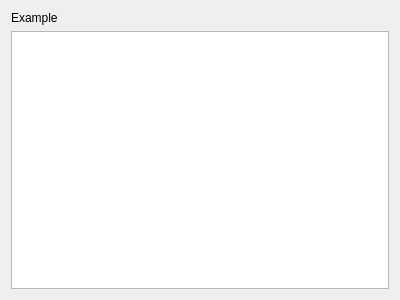
The window that Widgets/FunctionListEditor.ui (CCSEPBVR/CS-IS-PBVR) describes before a commit, drawn with Qt 5.
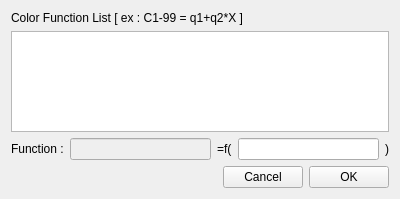
The same window after the commit.

Commit message: FunctionListEditorクラスを整備

Patch:
```diff
--- a/Widgets/FunctionListEditor.ui
+++ b/Widgets/FunctionListEditor.ui
@@ -7,22 +7,94 @@
     <x>0</x>
     <y>0</y>
     <width>400</width>
-    <height>300</height>
+    <height>199</height>
    </rect>
   </property>
   <property name="windowTitle">
    <string>Dialog</string>
   </property>
   <layout class="QGridLayout" name="gridLayout">
+   <item row="3" column="0" colspan="5">
+    <layout class="QHBoxLayout" name="horizontalLayout">
+     <item>
+      <widget class="QLabel" name="label">
+       <property name="text">
+        <string>Function :</string>
+       </property>
+      </widget>
+     </item>
+     <item>
+      <widget class="QLineEdit" name="selectedName">
+       <property name="enabled">
+        <bool>false</bool>
+       </property>
+      </widget>
+     </item>
+     <item>
+      <widget class="QLabel" name="label_2">
+       <property name="text">
+        <string>=f(</string>
+       </property>
+      </widget>
+     </item>
+     <item>
+      <widget class="QLineEdit" name="selectedFunction"/>
+     </item>
+     <item>
+      <widget class="QLabel" name="label_3">
+       <property name="text">
+        <string>)</string>
+       </property>
+      </widget>
+     </item>
+    </layout>
+   </item>
+   <item row="1" column="0" colspan="5">
+    <widget class="QListWidget" name="functionLWidget"/>
+   </item>
    <item row="0" column="0">
     <widget class="QLabel" name="exampleLbl">
      <property name="text">
-      <string>Example</string>
+      <string>Color Function List [ ex : C1-99 = q1+q2*X ]</string>
      </property>
     </widget>
    </item>
-   <item row="1" column="0">
-    <widget class="QListWidget" name="functionLWidget"/>
+   <item row="5" column="0" rowspan="2" colspan="5">
+    <layout class="QHBoxLayout" name="horizontalLayout_2">
+     <item>
+      <spacer name="horizontalSpacer">
+       <property name="orientation">
+        <enum>Qt::Horizontal</enum>
+       </property>
+       <property name="sizeHint" stdset="0">
+        <size>
+         <width>40</width>
+         <height>20</height>
+        </size>
+       </property>
+      </spacer>
+     </item>
+     <item>
+      <widget class="QPushButton" name="cancelPBtn">
+       <property name="focusPolicy">
+        <enum>Qt::NoFocus</enum>
+       </property>
+       <property name="text">
+        <string>Cancel</string>
+       </property>
+      </widget>
+     </item>
+     <item>
+      <widget class="QPushButton" name="okPBtn">
+       <property name="focusPolicy">
+        <enum>Qt::NoFocus</enum>
+       </property>
+       <property name="text">
+        <string>OK</string>
+       </property>
+      </widget>
+     </item>
+    </layout>
    </item>
   </layout>
  </widget>
```
The commit also changes 5 other files.
